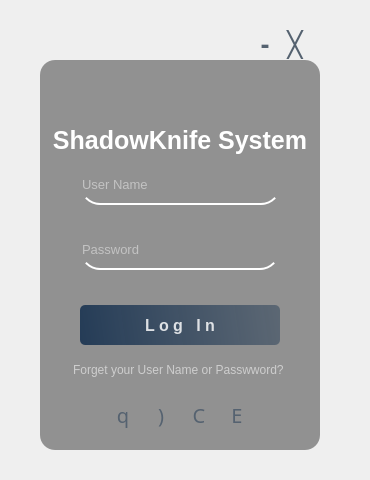
The window that ShadowKnifeApplicationWindows/Shadowknife/logininterface.ui (sinkfarli/ShdowKnife-Project) describes before a commit, drawn with Qt 5.
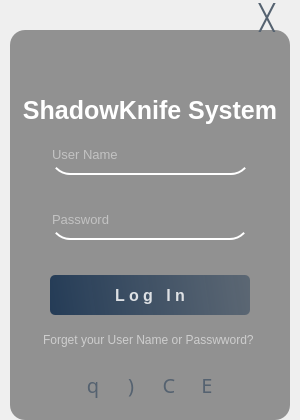
The same window after the commit. Icons and pictures are not drawn.

```diff
--- a/ShadowKnifeApplicationWindows/Shadowknife/logininterface.ui
+++ b/ShadowKnifeApplicationWindows/Shadowknife/logininterface.ui
@@ -6,8 +6,8 @@
    <rect>
     <x>0</x>
     <y>0</y>
-    <width>370</width>
-    <height>480</height>
+    <width>300</width>
+    <height>420</height>
    </rect>
   </property>
   <property name="windowTitle">
@@ -21,8 +21,8 @@
     <rect>
      <x>0</x>
      <y>0</y>
-     <width>370</width>
-     <height>480</height>
+     <width>300</width>
+     <height>420</height>
     </rect>
    </property>
    <property name="styleSheet">
@@ -32,8 +32,8 @@
    <widget class="QLabel" name="label">
     <property name="geometry">
      <rect>
-      <x>30</x>
-      <y>30</y>
+      <x>0</x>
+      <y>0</y>
       <width>300</width>
       <height>420</height>
      </rect>
@@ -50,8 +50,8 @@
    <widget class="QLabel" name="label_2">
     <property name="geometry">
      <rect>
-      <x>40</x>
-      <y>60</y>
+      <x>10</x>
+      <y>30</y>
       <width>280</width>
       <height>390</height>
      </rect>
@@ -94,11 +94,11 @@
      <set>Qt::AlignCenter</set>
     </property>
    </widget>
-   <widget class="QLineEdit" name="lineEdit">
+   <widget class="QLineEdit" name="UserEdit">
     <property name="geometry">
      <rect>
-      <x>80</x>
-      <y>165</y>
+      <x>50</x>
+      <y>135</y>
       <width>201</width>
       <height>40</height>
      </rect>
@@ -119,11 +119,11 @@
      <string>User Name</string>
     </property>
    </widget>
-   <widget class="QLineEdit" name="lineEdit_2">
+   <widget class="QLineEdit" name="PresswordEdit">
     <property name="geometry">
      <rect>
-      <x>80</x>
-      <y>230</y>
+      <x>50</x>
+      <y>200</y>
       <width>200</width>
       <height>40</height>
      </rect>
@@ -147,11 +147,11 @@
      <string>Password</string>
     </property>
    </widget>
-   <widget class="QPushButton" name="pushButton">
+   <widget class="QPushButton" name="LoginButton">
     <property name="geometry">
      <rect>
-      <x>80</x>
-      <y>305</y>
+      <x>50</x>
+      <y>275</y>
       <width>200</width>
       <height>40</height>
      </rect>
@@ -163,15 +163,15 @@
      </font>
     </property>
     <property name="styleSheet">
-     <string notr="true">QPushButton#pushButton{
+     <string notr="true">QPushButton#LoginButton{
 	background-color: qlineargradient(spread:pad, x1:0, y1:0.505682, x2:1, y2:0.477, stop:0 rgba(20, 47, 78, 219), stop:1 rgba(85, 98, 112, 226));
 	color:rgba(255,255,255,210);
 	border-radius:5px;
 }
-QPushButto#pushButton:hover{
+QPushButto#LoginButton:hover{
 	background-color: qlineargradient(spread:pad, x1:0, y1:0.505682, x2:1, y2:0.477, stop:0 rgba(40, 67, 98, 219), stop:1 rgba(105, 118, 132, 226));
 }
-QPushButton#pushButton:pressed{
+QPushButton#LoginButton:pressed{
 	padding-left:5px;
 	padding-top:5px;
 	background-color:rgba(105,118,132,200);
@@ -181,11 +181,11 @@
      <string>L o g   I n</string>
     </property>
    </widget>
-   <widget class="QLabel" name="label_4">
+   <widget class="QLabel" name="Hintlabel">
     <property name="geometry">
      <rect>
-      <x>60</x>
-      <y>360</y>
+      <x>30</x>
+      <y>330</y>
       <width>240</width>
       <height>20</height>
      </rect>
@@ -204,8 +204,8 @@
    <widget class="QWidget" name="horizontalLayoutWidget">
     <property name="geometry">
      <rect>
-      <x>100</x>
-      <y>400</y>
+      <x>70</x>
+      <y>370</y>
       <width>160</width>
       <height>31</height>
      </rect>
@@ -215,7 +215,7 @@
       <number>0</number>
      </property>
      <item>
-      <widget class="QPushButton" name="pushButton_4">
+      <widget class="QPushButton" name="LoginWayButton1">
        <property name="maximumSize">
         <size>
          <width>30</width>
@@ -229,15 +229,15 @@
         </font>
        </property>
        <property name="styleSheet">
-        <string notr="true">QPushButton#pushButton_4{
+        <string notr="true">QPushButton#LoginWayButton1{
 	background-color: rgba(0, 0, 0, 0);
 	color:rgba(85,98,112,255);
 	border:none;
 }
-QPushButto#pushButton_4:hover{
+QPushButto#LoginWayButton1:hover{
 	color:rgba(0, 0, 0, 0);
 }
-QPushButton#pushButton_4:pressed{
+QPushButton#LoginWayButton1:pressed{
 	padding-left:5px;
 	padding-top:5px;
 	background-color:rgba(0, 0, 0, 0);
@@ -249,7 +249,7 @@
       </widget>
      </item>
      <item>
-      <widget class="QPushButton" name="pushButton_5">
+      <widget class="QPushButton" name="LoginWayButton2">
        <property name="maximumSize">
         <size>
          <width>30</width>
@@ -263,15 +263,15 @@
         </font>
        </property>
        <property name="styleSheet">
-        <string notr="true">QPushButton#pushButton_5{
+        <string notr="true">QPushButton#LoginWayButton2{
 	background-color: rgba(0, 0, 0, 0);
 	color:rgba(85,98,112,255);
 	border:none;
 }
-QPushButto#pushButton_5:hover{
+QPushButto#LoginWayButto2n:hover{
 	color:rgba(0, 0, 0, 0);
 }
-QPushButton#pushButton_5:pressed{
+QPushButton#LoginWayButton2:pressed{
 	padding-left:5px;
 	padding-top:5px;
 	background-color:rgba(0, 0, 0, 0);
@@ -283,7 +283,7 @@
       </widget>
      </item>
      <item>
-      <widget class="QPushButton" name="pushButton_3">
+      <widget class="QPushButton" name="LoginWayButton3">
        <property name="maximumSize">
         <size>
          <width>30</width>
@@ -297,15 +297,15 @@
         </font>
        </property>
        <property name="styleSheet">
-        <string notr="true">QPushButton#pushButton_3{
+        <string notr="true">QPushButton#LoginWayButton3{
 	background-color: rgba(0, 0, 0, 0);
 	color:rgba(85,98,112,255);
 	border:none;
 }
-QPushButto#pushButton_3:hover{
+QPushButto#LoginWayButton3:hover{
 	color:rgba(0, 0, 0, 0);
 }
-QPushButton#pushButton_3:pressed{
+QPushButton#LoginWayButton3:pressed{
 	padding-left:5px;
 	padding-top:5px;
 	background-color:rgba(0, 0, 0, 0);
@@ -317,7 +317,7 @@
       </widget>
      </item>
      <item>
-      <widget class="QPushButton" name="pushButton_2">
+      <widget class="QPushButton" name="LoginWayButton4">
        <property name="maximumSize">
         <size>
          <width>30</width>
@@ -331,15 +331,15 @@
         </font>
        </property>
        <property name="styleSheet">
-        <string notr="true">QPushButton#pushButton_2{
+        <string notr="true">QPushButton#LoginWayButton4{
 	background-color: rgba(0, 0, 0, 0);
 	color:rgba(85,98,112,255);
 	border:none;
 }
-QPushButto#pushButton_2:hover{
+QPushButto#LoginWayButton4:hover{
 	color:rgba(0, 0, 0, 0);
 }
-QPushButton#pushButton_2:pressed{
+QPushButton#LoginWayButton4:pressed{
 	padding-left:5px;
 	padding-top:5px;
 	background-color:rgba(0, 0, 0, 0);
@@ -352,11 +352,11 @@
      </item>
     </layout>
    </widget>
-   <widget class="QLabel" name="label_5">
+   <widget class="QLabel" name="Logolabel">
     <property name="geometry">
      <rect>
-      <x>150</x>
-      <y>40</y>
+      <x>120</x>
+      <y>10</y>
       <width>50</width>
       <height>50</height>
      </rect>
@@ -369,11 +369,11 @@
      <string/>
     </property>
    </widget>
-   <widget class="QPushButton" name="pushButton_6">
+   <widget class="QPushButton" name="CloseButton">
     <property name="geometry">
      <rect>
-      <x>280</x>
-      <y>30</y>
+      <x>252</x>
+      <y>3</y>
       <width>30</width>
       <height>29</height>
      </rect>
@@ -391,15 +391,15 @@
      </font>
     </property>
     <property name="styleSheet">
-     <string notr="true">QPushButton#pushButton_6{
+     <string notr="true">QPushButton#CloseButton{
 	background-color: rgba(0, 0, 0, 0);
 	color:rgba(85,98,112,255);
 	border:none;
 }
-QPushButto#pushButton_6:hover{
+QPushButto#CloseButton:hover{
 	color:rgba(0, 0, 0, 0);
 }
-QPushButton#pushButton_6:pressed{
+QPushButton#CloseButton:pressed{
 	padding-left:5px;
 	padding-top:5px;
 	background-color:rgba(0, 0, 0, 0);
@@ -409,51 +409,11 @@
      <string>╳</string>
     </property>
    </widget>
-   <widget class="QPushButton" name="pushButton_7">
+   <widget class="QLabel" name="Namelabel">
     <property name="geometry">
      <rect>
-      <x>250</x>
-      <y>30</y>
-      <width>30</width>
-      <height>29</height>
-     </rect>
-    </property>
-    <property name="maximumSize">
-     <size>
-      <width>30</width>
-      <height>30</height>
-     </size>
-    </property>
-    <property name="font">
-     <font>
-      <pointsize>20</pointsize>
-      <bold>true</bold>
-     </font>
-    </property>
-    <property name="styleSheet">
-     <string notr="true">QPushButton#pushButton_7{
-	background-color: rgba(0, 0, 0, 0);
-	color:rgba(85,98,112,255);
-	border:none;
-}
-QPushButto#pushButton_7:hover{
-	color:rgba(0, 0, 0, 0);
-}
-QPushButton#pushButton_7:pressed{
-	padding-left:5px;
-	padding-top:5px;
-	background-color:rgba(0, 0, 0, 0);
-}</string>
-    </property>
-    <property name="text">
-     <string>-</string>
-    </property>
-   </widget>
-   <widget class="QLabel" name="label_6">
-    <property name="geometry">
-     <rect>
-      <x>40</x>
-      <y>125</y>
+      <x>10</x>
+      <y>95</y>
       <width>280</width>
       <height>30</height>
      </rect>
```
